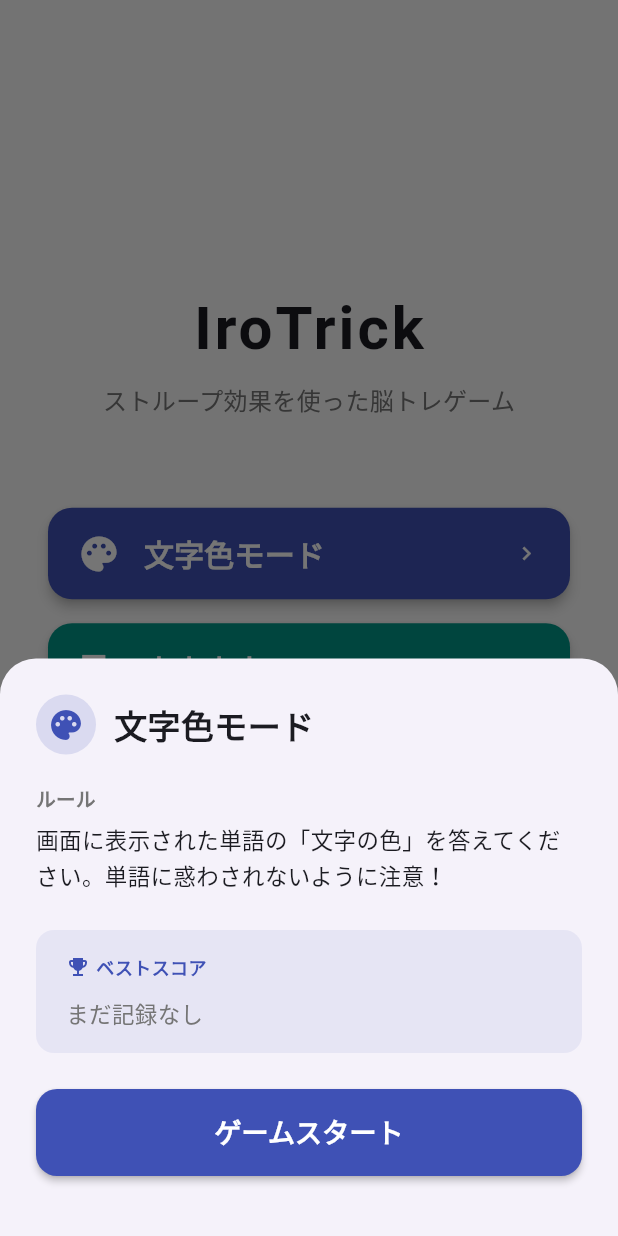
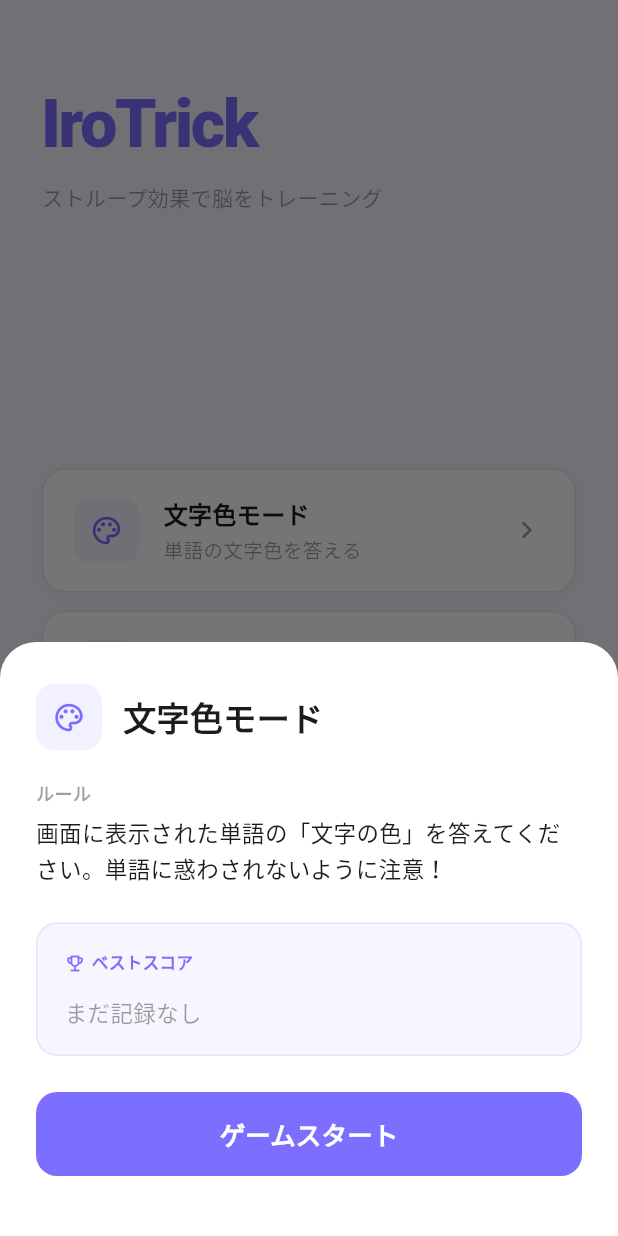
Before and after one commit to takashi145/color-game, a Flutter app: the screen it shows after launch, after a tap on "文字色モード", on a phone screen of 412 x 824 dp. Run offline on Flutter 3.47's test engine with Material 3 defaults, Android fonts, the phone set to English and light mode, and no system bars; our stand-ins replace confetti, shared_preferences.

Commit message:
デザインをモダンミニマルに刷新
Co-Authored-By: Claude Sonnet 4.6 <noreply@anthropic.com>

```diff
--- a/lib/main.dart
+++ b/lib/main.dart
@@ -18,8 +18,14 @@ class MyApp extends StatelessWidget {
       create: (_) => GameProvider(storageService: StorageService()),
       child: MaterialApp(
         title: 'IroTrick',
+        debugShowCheckedModeBanner: false,
         theme: ThemeData(
-          colorScheme: ColorScheme.fromSeed(seedColor: Colors.indigo),
+          brightness: Brightness.light,
+          scaffoldBackgroundColor: const Color(0xFFF7F6FF),
+          colorScheme: ColorScheme.fromSeed(
+            seedColor: const Color(0xFF7C6FFF),
+            brightness: Brightness.light,
+          ),
           useMaterial3: true,
         ),
         home: const HomeScreen(),
--- a/lib/screens/home_screen.dart
+++ b/lib/screens/home_screen.dart
@@ -6,6 +6,11 @@ import '../models/word_script.dart';
 import '../providers/game_provider.dart';
 import 'game_screen.dart';
 
+const _accent = Color(0xFF7C6FFF);
+const _surface = Color(0xFFFFFFFF);
+const _textSub = Colors.black38;
+const _borderColor = Color(0xFFE8E8F0);
+
 class HomeScreen extends StatelessWidget {
   const HomeScreen({super.key});
 
@@ -13,62 +18,62 @@ class HomeScreen extends StatelessWidget {
   Widget build(BuildContext context) {
     final provider = context.watch<GameProvider>();
     return Scaffold(
-      backgroundColor: Colors.grey[50],
       body: SafeArea(
-        child: Center(
         child: Padding(
-            padding: const EdgeInsets.symmetric(horizontal: 32),
+          padding: const EdgeInsets.symmetric(horizontal: 28),
           child: Column(
-              mainAxisAlignment: MainAxisAlignment.center,
+            crossAxisAlignment: CrossAxisAlignment.start,
             children: [
+              const SizedBox(height: 52),
               const Text(
                 'IroTrick',
                 style: TextStyle(
-                    fontSize: 40,
-                    fontWeight: FontWeight.bold,
-                    letterSpacing: 2,
+                  fontSize: 44,
+                  fontWeight: FontWeight.w800,
+                  color: _accent,
+                  letterSpacing: -1.5,
                 ),
               ),
-                const SizedBox(height: 8),
-                Text(
-                  'ストループ効果を使った脳トレゲーム',
-                  style: TextStyle(fontSize: 16, color: Colors.grey[600]),
+              const SizedBox(height: 6),
+              const Text(
+                'ストループ効果で脳をトレーニング',
+                style: TextStyle(fontSize: 14, color: _textSub),
               ),
-                const SizedBox(height: 60),
-                _ModeButton(
+              const Spacer(),
+              _ModeCard(
                 label: '文字色モード',
-                  icon: Icons.palette,
+                description: '単語の文字色を答える',
+                icon: Icons.palette_outlined,
                 mode: GameMode.colorMode,
-                  color: Colors.indigo,
               ),
-                const SizedBox(height: 16),
-                _ModeButton(
+              const SizedBox(height: 12),
+              _ModeCard(
                 label: '文字内容モード',
-                  icon: Icons.text_fields,
+                description: '単語の内容を答える',
+                icon: Icons.text_fields_outlined,
                 mode: GameMode.wordMode,
-                  color: Colors.teal,
               ),
-                const SizedBox(height: 16),
-                _ModeButton(
+              const SizedBox(height: 12),
+              _ModeCard(
                 label: 'ミックスモード',
-                  icon: Icons.shuffle,
+                description: 'ランダム切り替え・上級者向け',
+                icon: Icons.shuffle_outlined,
                 mode: GameMode.mixMode,
-                  color: Colors.deepOrange,
               ),
-                const SizedBox(height: 32),
-                OutlinedButton.icon(
+              const Spacer(),
+              Center(
+                child: TextButton.icon(
                   onPressed: () => _showScriptSettings(context),
-                  icon: const Icon(Icons.settings, size: 18),
-                  label: Text('文字設定: ${provider.wordScript.displayName}'),
-                  style: OutlinedButton.styleFrom(
-                    padding: const EdgeInsets.symmetric(
-                        vertical: 12, horizontal: 20),
-                    shape: RoundedRectangleBorder(
-                        borderRadius: BorderRadius.circular(12)),
+                  icon: const Icon(Icons.tune_rounded,
+                      size: 16, color: _textSub),
+                  label: Text(
+                    '文字設定: ${provider.wordScript.displayName}',
+                    style: const TextStyle(color: _textSub, fontSize: 13),
                   ),
                 ),
+              ),
+              const SizedBox(height: 20),
             ],
-            ),
           ),
         ),
       ),
@@ -78,6 +83,7 @@ class HomeScreen extends StatelessWidget {
   void _showScriptSettings(BuildContext context) {
     showModalBottomSheet(
       context: context,
+      backgroundColor: _surface,
       shape: const RoundedRectangleBorder(
         borderRadius: BorderRadius.vertical(top: Radius.circular(24)),
       ),
@@ -86,104 +92,64 @@ class HomeScreen extends StatelessWidget {
   }
 }
 
-class _ScriptSettingsSheet extends StatelessWidget {
-  const _ScriptSettingsSheet();
+class _ModeCard extends StatelessWidget {
+  const _ModeCard({
+    required this.label,
+    required this.description,
+    required this.icon,
+    required this.mode,
+  });
 
-  String _example(WordScript script) {
-    switch (script) {
-      case WordScript.kanji:
-        return '赤、青、緑…';
-      case WordScript.hiragana:
-        return 'あか、あお、みどり…';
-      case WordScript.katakana:
-        return 'アカ、アオ、ミドリ…';
-      case WordScript.english:
-        return 'Red, Blue, Green…';
-    }
-  }
+  final String label;
+  final String description;
+  final IconData icon;
+  final GameMode mode;
 
   @override
   Widget build(BuildContext context) {
-    final provider = context.watch<GameProvider>();
-    return Padding(
-      padding: const EdgeInsets.fromLTRB(24, 24, 24, 40),
-      child: Column(
-        mainAxisSize: MainAxisSize.min,
-        crossAxisAlignment: CrossAxisAlignment.start,
-        children: [
-          const Text(
-            '文字設定',
-            style: TextStyle(fontSize: 20, fontWeight: FontWeight.bold),
-          ),
-          const SizedBox(height: 8),
-          Text(
-            '問題と回答ボタンに使う文字の種類を変更します',
-            style: TextStyle(fontSize: 13, color: Colors.grey[600]),
-          ),
-          const SizedBox(height: 20),
-          ...WordScript.values.map(
-            (script) => RadioListTile<WordScript>(
-              title: Row(
-                children: [
-                  Text(script.displayName,
-                      style: const TextStyle(fontSize: 16)),
-                  const SizedBox(width: 12),
-                  Text(
-                    _example(script),
-                    style: TextStyle(fontSize: 13, color: Colors.grey[500]),
+    return GestureDetector(
+      onTap: () => _showModeModal(context),
+      child: Container(
+        padding: const EdgeInsets.symmetric(horizontal: 20, vertical: 18),
+        decoration: BoxDecoration(
+          color: _surface,
+          borderRadius: BorderRadius.circular(16),
+          border: Border.all(color: _borderColor),
+          boxShadow: [
+            BoxShadow(
+              color: Colors.black.withValues(alpha: 0.04),
+              blurRadius: 8,
+              offset: const Offset(0, 2),
             ),
           ],
         ),
-              value: script,
-              groupValue: provider.wordScript,
-              onChanged: (v) {
-                if (v != null) context.read<GameProvider>().setWordScript(v);
-              },
-              contentPadding: EdgeInsets.zero,
+        child: Row(
+          children: [
+            Container(
+              width: 44,
+              height: 44,
+              decoration: BoxDecoration(
+                color: _accent.withValues(alpha: 0.1),
+                borderRadius: BorderRadius.circular(12),
+              ),
+              child: Icon(icon, color: _accent, size: 22),
+            ),
+            const SizedBox(width: 16),
+            Expanded(
+              child: Column(
+                crossAxisAlignment: CrossAxisAlignment.start,
+                children: [
+                  Text(label,
+                      style: const TextStyle(
+                          fontSize: 16, fontWeight: FontWeight.w600)),
+                  const SizedBox(height: 3),
+                  Text(description,
+                      style: const TextStyle(
+                          fontSize: 13, color: _textSub)),
+                ],
               ),
             ),
-        ],
-      ),
-    );
-  }
-}
-
-class _ModeButton extends StatelessWidget {
-  const _ModeButton({
-    required this.label,
-    required this.icon,
-    required this.mode,
-    required this.color,
-  });
-
-  final String label;
-  final IconData icon;
-  final GameMode mode;
-  final Color color;
-
-  @override
-  Widget build(BuildContext context) {
-    return SizedBox(
-      width: double.infinity,
-      child: ElevatedButton(
-        onPressed: () => _showModeModal(context),
-        style: ElevatedButton.styleFrom(
-          backgroundColor: color,
-          foregroundColor: Colors.white,
-          padding: const EdgeInsets.symmetric(vertical: 16, horizontal: 20),
-          shape: RoundedRectangleBorder(borderRadius: BorderRadius.circular(16)),
-          elevation: 3,
-        ),
-        child: Row(
-          children: [
-            Icon(icon, size: 28),
-            const SizedBox(width: 16),
-            Text(
-              label,
-              style: const TextStyle(fontSize: 20, fontWeight: FontWeight.bold),
-            ),
-            const Spacer(),
-            const Icon(Icons.chevron_right),
+            const Icon(Icons.chevron_right_rounded, color: _textSub),
           ],
         ),
       ),
@@ -194,19 +160,19 @@ class _ModeButton extends StatelessWidget {
     showModalBottomSheet(
       context: context,
       isScrollControlled: true,
+      backgroundColor: _surface,
       shape: const RoundedRectangleBorder(
         borderRadius: BorderRadius.vertical(top: Radius.circular(24)),
       ),
-      builder: (_) => _ModeDetailSheet(mode: mode, color: color),
+      builder: (_) => _ModeDetailSheet(mode: mode),
     );
   }
 }
 
 class _ModeDetailSheet extends StatelessWidget {
-  const _ModeDetailSheet({required this.mode, required this.color});
+  const _ModeDetailSheet({required this.mode});
 
   final GameMode mode;
-  final Color color;
 
   String get _title {
     switch (mode) {
@@ -233,11 +199,11 @@ class _ModeDetailSheet extends StatelessWidget {
   IconData get _icon {
     switch (mode) {
       case GameMode.colorMode:
-        return Icons.palette;
+        return Icons.palette_outlined;
       case GameMode.wordMode:
-        return Icons.text_fields;
+        return Icons.text_fields_outlined;
       case GameMode.mixMode:
-        return Icons.shuffle;
+        return Icons.shuffle_outlined;
     }
   }
 
@@ -246,97 +212,100 @@ class _ModeDetailSheet extends StatelessWidget {
     final record = context.watch<GameProvider>().bestRecordForMode(mode);
 
     return Padding(
-      padding: const EdgeInsets.fromLTRB(24, 24, 24, 40),
+      padding: const EdgeInsets.fromLTRB(24, 28, 24, 40),
       child: Column(
         mainAxisSize: MainAxisSize.min,
         crossAxisAlignment: CrossAxisAlignment.start,
         children: [
           Row(
             children: [
-              CircleAvatar(
-                backgroundColor: color.withValues(alpha: 0.15),
-                child: Icon(_icon, color: color),
+              Container(
+                width: 44,
+                height: 44,
+                decoration: BoxDecoration(
+                  color: _accent.withValues(alpha: 0.1),
+                  borderRadius: BorderRadius.circular(12),
                 ),
-              const SizedBox(width: 12),
+                child: Icon(_icon, color: _accent, size: 22),
+              ),
+              const SizedBox(width: 14),
               Text(
                 _title,
                 style: const TextStyle(
-                  fontSize: 22,
-                  fontWeight: FontWeight.bold,
-                ),
+                    fontSize: 22, fontWeight: FontWeight.bold),
               ),
             ],
           ),
           const SizedBox(height: 20),
-          Text(
+          const Text(
             'ルール',
             style: TextStyle(
-              fontSize: 13,
+                fontSize: 12,
                 fontWeight: FontWeight.bold,
-              color: Colors.grey[600],
-            ),
+                color: _textSub),
           ),
           const SizedBox(height: 6),
-          Text(_description, style: const TextStyle(fontSize: 15, height: 1.6)),
+          Text(_description,
+              style: const TextStyle(fontSize: 15, height: 1.6)),
           const SizedBox(height: 24),
           Container(
             width: double.infinity,
-            padding: const EdgeInsets.symmetric(vertical: 16, horizontal: 20),
+            padding: const EdgeInsets.all(18),
             decoration: BoxDecoration(
-              color: color.withValues(alpha: 0.08),
-              borderRadius: BorderRadius.circular(12),
+              color: _accent.withValues(alpha: 0.06),
+              borderRadius: BorderRadius.circular(14),
+              border: Border.all(color: _accent.withValues(alpha: 0.15)),
             ),
             child: Column(
               crossAxisAlignment: CrossAxisAlignment.start,
               children: [
                 Row(
                   children: [
-                    Icon(Icons.emoji_events, color: color, size: 16),
+                    const Icon(Icons.emoji_events_outlined,
+                        color: _accent, size: 14),
                     const SizedBox(width: 4),
-                    Text(
+                    const Text(
                       'ベストスコア',
                       style: TextStyle(
-                        fontSize: 12,
+                          fontSize: 11,
                           fontWeight: FontWeight.bold,
-                        color: color,
-                      ),
+                          color: _accent),
                     ),
                   ],
                 ),
-                const SizedBox(height: 12),
+                const SizedBox(height: 14),
                 record.hasRecord
                     ? Row(
                         mainAxisAlignment: MainAxisAlignment.spaceAround,
                         children: [
                           _StatItem(
-                            icon: Icons.star,
+                            icon: Icons.star_rounded,
                             label: 'スコア',
-                            value: '${record.score} pt',
-                            color: color,
+                            value: '${record.score}',
                           ),
                           _StatItem(
-                            icon: Icons.check_circle_outline,
-                            label: '正解数',
-                            value: '${record.correctCount} / ${record.totalQuestions}',
-                            color: color,
+                            icon: Icons.check_rounded,
+                            label: '正解',
+                            value:
+                                '${record.correctCount}/${record.totalQuestions}',
                           ),
                           _StatItem(
-                            icon: Icons.percent,
+                            icon: Icons.percent_rounded,
                             label: '正答率',
-                            value: '${(record.accuracy * 100).toStringAsFixed(0)}%',
-                            color: color,
+                            value:
+                                '${(record.accuracy * 100).toStringAsFixed(0)}%',
                           ),
                           _StatItem(
                             icon: Icons.timer_outlined,
                             label: '平均',
-                            value: '${(record.avgResponseTimeMs / 1000).toStringAsFixed(2)}秒',
-                            color: color,
+                            value:
+                                '${(record.avgResponseTimeMs / 1000).toStringAsFixed(2)}s',
                           ),
                         ],
                       )
-                    : Text(
+                    : const Text(
                         'まだ記録なし',
-                        style: TextStyle(fontSize: 15, color: Colors.grey[600]),
+                        style: TextStyle(fontSize: 15, color: _textSub),
                       ),
               ],
             ),
@@ -347,17 +316,17 @@ class _ModeDetailSheet extends StatelessWidget {
             child: ElevatedButton(
               onPressed: () => _startGame(context),
               style: ElevatedButton.styleFrom(
-                backgroundColor: color,
+                backgroundColor: _accent,
                 foregroundColor: Colors.white,
                 padding: const EdgeInsets.symmetric(vertical: 16),
                 shape: RoundedRectangleBorder(
                   borderRadius: BorderRadius.circular(14),
                 ),
-                elevation: 2,
+                elevation: 0,
               ),
               child: const Text(
                 'ゲームスタート',
-                style: TextStyle(fontSize: 18, fontWeight: FontWeight.bold),
+                style: TextStyle(fontSize: 17, fontWeight: FontWeight.bold),
               ),
             ),
           ),
@@ -375,31 +344,91 @@ class _ModeDetailSheet extends StatelessWidget {
   }
 }
 
+class _ScriptSettingsSheet extends StatelessWidget {
+  const _ScriptSettingsSheet();
+
+  String _example(WordScript script) {
+    switch (script) {
+      case WordScript.kanji:
+        return '赤、青、緑…';
+      case WordScript.hiragana:
+        return 'あか、あお、みどり…';
+      case WordScript.katakana:
+        return 'アカ、アオ、ミドリ…';
+      case WordScript.english:
+        return 'Red, Blue, Green…';
+    }
+  }
+
+  @override
+  Widget build(BuildContext context) {
+    final provider = context.watch<GameProvider>();
+    return Padding(
+      padding: const EdgeInsets.fromLTRB(24, 28, 24, 40),
+      child: Column(
+        mainAxisSize: MainAxisSize.min,
+        crossAxisAlignment: CrossAxisAlignment.start,
+        children: [
+          const Text(
+            '文字設定',
+            style: TextStyle(fontSize: 20, fontWeight: FontWeight.bold),
+          ),
+          const SizedBox(height: 6),
+          const Text(
+            '問題と回答ボタンに使う文字の種類を選択',
+            style: TextStyle(fontSize: 13, color: _textSub),
+          ),
+          const SizedBox(height: 20),
+          ...WordScript.values.map(
+            (script) => RadioListTile<WordScript>(
+              title: Row(
+                children: [
+                  Text(script.displayName,
+                      style: const TextStyle(fontSize: 16)),
+                  const SizedBox(width: 12),
+                  Text(
+                    _example(script),
+                    style: const TextStyle(fontSize: 13, color: _textSub),
+                  ),
+                ],
+              ),
+              value: script,
+              groupValue: provider.wordScript,
+              activeColor: _accent,
+              onChanged: (v) {
+                if (v != null) context.read<GameProvider>().setWordScript(v);
+              },
+              contentPadding: EdgeInsets.zero,
+            ),
+          ),
+        ],
+      ),
+    );
+  }
+}
+
 class _StatItem extends StatelessWidget {
   const _StatItem({
     required this.icon,
     required this.label,
     required this.value,
-    required this.color,
   });
 
   final IconData icon;
   final String label;
   final String value;
-  final Color color;
 
   @override
   Widget build(BuildContext context) {
     return Column(
       children: [
-        Icon(icon, color: color, size: 22),
+        Icon(icon, color: _accent, size: 18),
         const SizedBox(height: 4),
-        Text(label,
-            style: TextStyle(fontSize: 11, color: Colors.grey[600])),
+        Text(label, style: const TextStyle(fontSize: 11, color: _textSub)),
         const SizedBox(height: 2),
         Text(value,
-            style: TextStyle(
-                fontSize: 16, fontWeight: FontWeight.bold, color: color)),
+            style: const TextStyle(
+                fontSize: 15, fontWeight: FontWeight.bold)),
       ],
     );
   }
--- a/lib/widgets/answer_button.dart
+++ b/lib/widgets/answer_button.dart
@@ -20,11 +20,11 @@ class AnswerButton extends StatelessWidget {
     return ElevatedButton(
       onPressed: onTap,
       style: ElevatedButton.styleFrom(
-        backgroundColor: gameColor.color,
+        backgroundColor: gameColor.color.withValues(alpha: 0.85),
         foregroundColor: gameColor.onColor,
         minimumSize: const Size.fromHeight(52),
-        shape: RoundedRectangleBorder(borderRadius: BorderRadius.circular(12)),
-        elevation: 2,
+        shape: RoundedRectangleBorder(borderRadius: BorderRadius.circular(14)),
+        elevation: 0,
       ),
       child: Text(
         gameColor.labelFor(wordScript),
```
Also changed, not shown: lib/screens/game_screen.dart (+56 -39 lines), lib/screens/result_screen.dart (+76 -72 lines), lib/widgets/color_word_display.dart (+11 -8 lines). Lines whose indentation alone changed are shown as unchanged.
